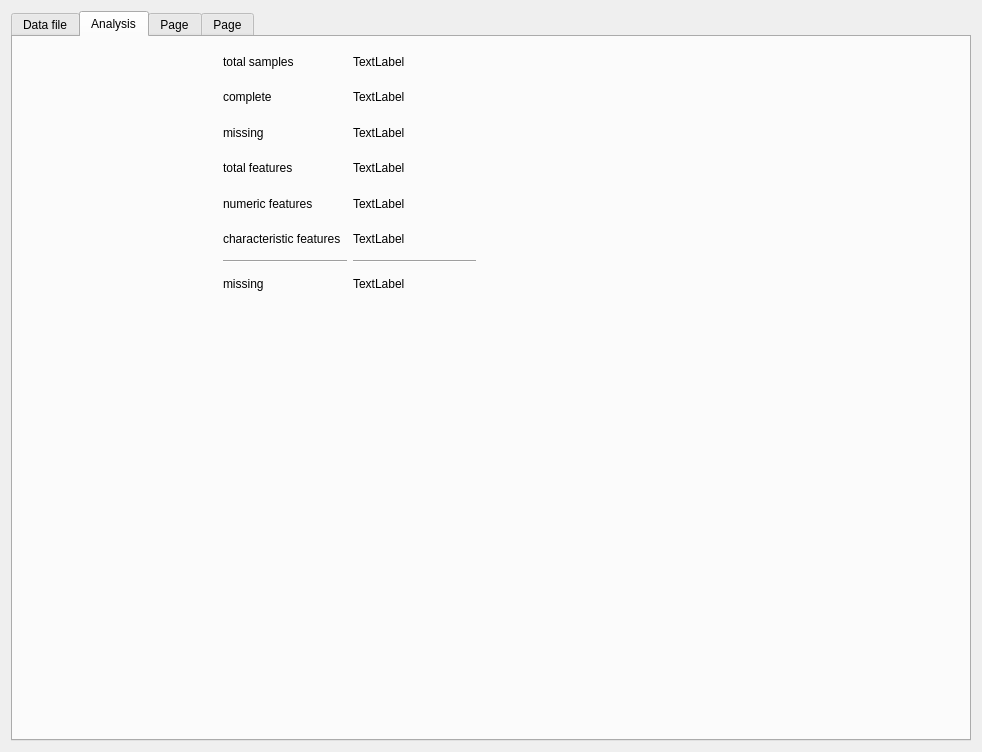
Above: gui.ui from Bob-Arctor/machine_learning before the change. Below: the same form after it.
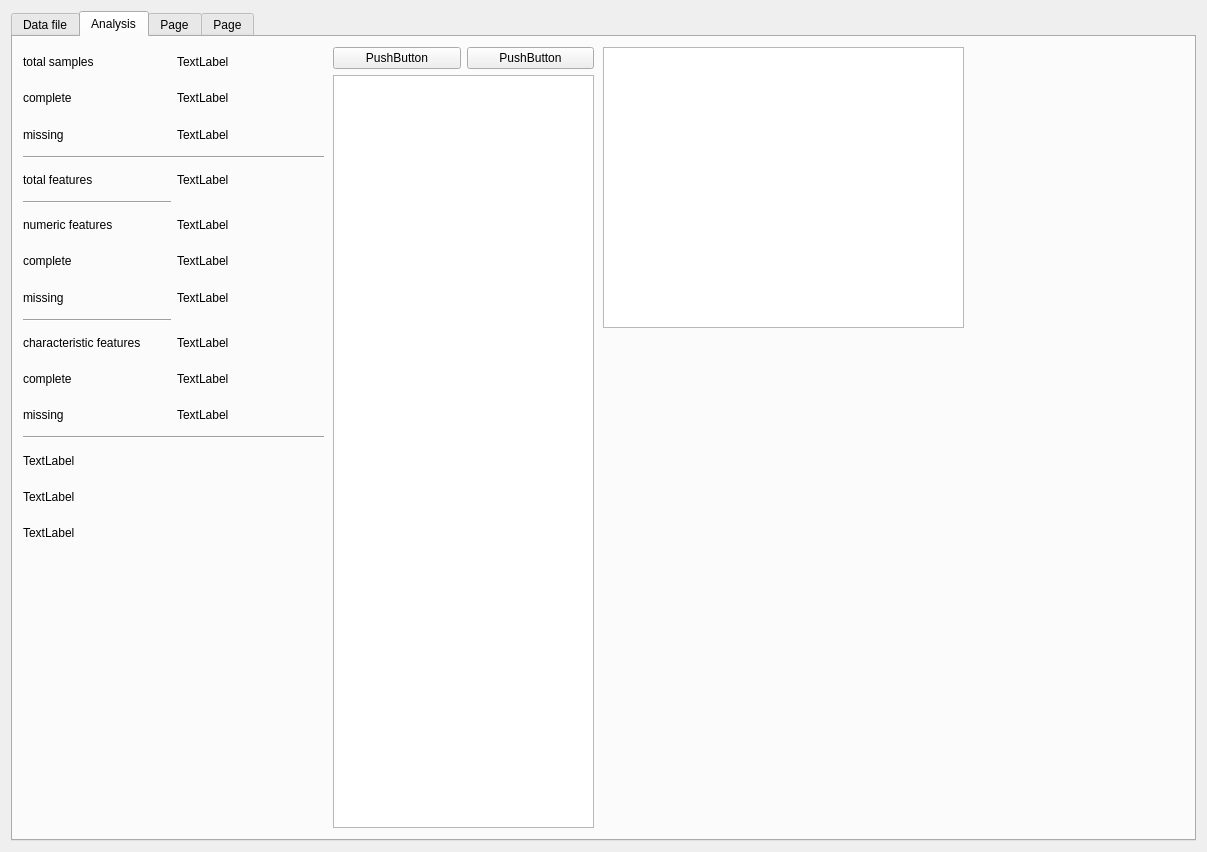
That is the form after the change. The open tabs and pages were chosen to show the change.

Commit message: added feature table, slow now

```diff
--- a/gui.ui
+++ b/gui.ui
@@ -6,8 +6,8 @@
    <rect>
     <x>0</x>
     <y>0</y>
-    <width>982</width>
-    <height>752</height>
+    <width>1207</width>
+    <height>852</height>
    </rect>
   </property>
   <property name="windowTitle">
@@ -85,86 +85,163 @@
       <widget class="QWidget" name="gridLayoutWidget_2">
        <property name="geometry">
         <rect>
-         <x>210</x>
+         <x>10</x>
          <y>10</y>
-         <width>253</width>
-         <height>251</height>
+         <width>301</width>
+         <height>501</height>
         </rect>
        </property>
        <layout class="QGridLayout" name="gridLayout_2">
-        <item row="4" column="0">
+        <item row="0" column="1">
+         <widget class="QLabel" name="lbl_total_samples">
+          <property name="text">
+           <string>TextLabel</string>
+          </property>
+         </widget>
+        </item>
+        <item row="0" column="0">
+         <widget class="QLabel" name="label_4">
+          <property name="frameShape">
+           <enum>QFrame::NoFrame</enum>
+          </property>
+          <property name="frameShadow">
+           <enum>QFrame::Plain</enum>
+          </property>
+          <property name="text">
+           <string>total samples</string>
+          </property>
+         </widget>
+        </item>
+        <item row="6" column="0">
          <widget class="QLabel" name="label_2">
           <property name="text">
            <string>numeric features</string>
           </property>
          </widget>
         </item>
-        <item row="1" column="0">
-         <widget class="QLabel" name="label_6">
-          <property name="text">
-           <string>complete</string>
-          </property>
-         </widget>
-        </item>
-        <item row="4" column="2">
-         <widget class="QLabel" name="lbl_numeric_features">
-          <property name="text">
-           <string>TextLabel</string>
-          </property>
-         </widget>
-        </item>
-        <item row="3" column="0">
-         <widget class="QLabel" name="label_9">
-          <property name="text">
-           <string>total features</string>
-          </property>
-         </widget>
-        </item>
-        <item row="5" column="2">
+        <item row="10" column="1">
          <widget class="QLabel" name="lbl_character_features">
           <property name="text">
            <string>TextLabel</string>
           </property>
          </widget>
         </item>
-        <item row="10" column="0">
+        <item row="14" column="0">
          <widget class="QLabel" name="label_14">
           <property name="text">
+           <string>TextLabel</string>
+          </property>
+         </widget>
+        </item>
+        <item row="1" column="1">
+         <widget class="QLabel" name="lbl_complete_samples">
+          <property name="text">
+           <string>TextLabel</string>
+          </property>
+         </widget>
+        </item>
+        <item row="12" column="0">
+         <widget class="QLabel" name="label_11">
+          <property name="text">
            <string>missing</string>
           </property>
          </widget>
         </item>
+        <item row="11" column="1">
+         <widget class="QLabel" name="lbl_char_complete">
+          <property name="text">
+           <string>TextLabel</string>
+          </property>
+         </widget>
+        </item>
         <item row="5" column="0">
-         <widget class="QLabel" name="label_8">
+         <widget class="Line" name="line_3">
+          <property name="orientation">
+           <enum>Qt::Horizontal</enum>
+          </property>
+         </widget>
+        </item>
+        <item row="13" column="0" colspan="2">
+         <widget class="Line" name="line_4">
+          <property name="orientation">
+           <enum>Qt::Horizontal</enum>
+          </property>
+         </widget>
+        </item>
+        <item row="6" column="1">
+         <widget class="QLabel" name="lbl_numeric_features">
           <property name="text">
-           <string>characteristic features</string>
+           <string>TextLabel</string>
           </property>
          </widget>
         </item>
-        <item row="10" column="2">
+        <item row="15" column="0">
          <widget class="QLabel" name="label_15">
           <property name="text">
            <string>TextLabel</string>
           </property>
          </widget>
         </item>
-        <item row="3" column="2">
+        <item row="4" column="1">
          <widget class="QLabel" name="lbl_total_features">
           <property name="text">
            <string>TextLabel</string>
           </property>
          </widget>
         </item>
-        <item row="0" column="0">
-         <widget class="QLabel" name="label_4">
-          <property name="frameShape">
-           <enum>QFrame::NoFrame</enum>
+        <item row="7" column="1">
+         <widget class="QLabel" name="lbl_num_complete">
+          <property name="text">
+           <string>TextLabel</string>
           </property>
-          <property name="frameShadow">
-           <enum>QFrame::Plain</enum>
+         </widget>
+        </item>
+        <item row="11" column="0">
+         <widget class="QLabel" name="label_10">
+          <property name="text">
+           <string>complete</string>
           </property>
+         </widget>
+        </item>
+        <item row="4" column="0">
+         <widget class="QLabel" name="label_9">
           <property name="text">
-           <string>total samples</string>
+           <string>total features</string>
+          </property>
+         </widget>
+        </item>
+        <item row="16" column="0">
+         <widget class="QLabel" name="label_18">
+          <property name="text">
+           <string>TextLabel</string>
+          </property>
+         </widget>
+        </item>
+        <item row="8" column="1">
+         <widget class="QLabel" name="lbl_num_missing">
+          <property name="text">
+           <string>TextLabel</string>
+          </property>
+         </widget>
+        </item>
+        <item row="7" column="0">
+         <widget class="QLabel" name="label_3">
+          <property name="text">
+           <string>complete</string>
+          </property>
+         </widget>
+        </item>
+        <item row="1" column="0">
+         <widget class="QLabel" name="label_6">
+          <property name="text">
+           <string>complete</string>
+          </property>
+         </widget>
+        </item>
+        <item row="9" column="0">
+         <widget class="Line" name="line_2">
+          <property name="orientation">
+           <enum>Qt::Horizontal</enum>
           </property>
          </widget>
         </item>
@@ -175,43 +252,97 @@
           </property>
          </widget>
         </item>
-        <item row="1" column="2">
-         <widget class="QLabel" name="lbl_complete_samples">
+        <item row="10" column="0">
+         <widget class="QLabel" name="label_8">
           <property name="text">
-           <string>TextLabel</string>
+           <string>characteristic features</string>
           </property>
          </widget>
         </item>
-        <item row="2" column="2">
+        <item row="8" column="0">
+         <widget class="QLabel" name="label_5">
+          <property name="text">
+           <string>missing</string>
+          </property>
+         </widget>
+        </item>
+        <item row="2" column="1">
          <widget class="QLabel" name="lbl_missing_samples">
           <property name="text">
            <string>TextLabel</string>
           </property>
          </widget>
         </item>
-        <item row="0" column="2">
-         <widget class="QLabel" name="lbl_total_samples">
+        <item row="12" column="1">
+         <widget class="QLabel" name="lbl_char_missing">
           <property name="text">
            <string>TextLabel</string>
           </property>
          </widget>
         </item>
-        <item row="6" column="0">
+        <item row="3" column="0" colspan="2">
          <widget class="Line" name="line">
           <property name="orientation">
            <enum>Qt::Horizontal</enum>
           </property>
          </widget>
         </item>
-        <item row="6" column="2">
-         <widget class="Line" name="line_2">
-          <property name="orientation">
-           <enum>Qt::Horizontal</enum>
+       </layout>
+      </widget>
+      <widget class="QWidget" name="gridLayoutWidget">
+       <property name="geometry">
+        <rect>
+         <x>320</x>
+         <y>10</y>
+         <width>261</width>
+         <height>781</height>
+        </rect>
+       </property>
+       <layout class="QGridLayout" name="gridLayout_4">
+        <item row="0" column="1">
+         <widget class="QPushButton" name="pushButton_2">
+          <property name="text">
+           <string>PushButton</string>
           </property>
+          <property name="checkable">
+           <bool>true</bool>
+          </property>
          </widget>
         </item>
+        <item row="0" column="0">
+         <widget class="QPushButton" name="pushButton">
+          <property name="text">
+           <string>PushButton</string>
+          </property>
+          <property name="checkable">
+           <bool>true</bool>
+          </property>
+          <property name="autoExclusive">
+           <bool>false</bool>
+          </property>
+          <property name="default">
+           <bool>false</bool>
+          </property>
+          <property name="flat">
+           <bool>false</bool>
+          </property>
+         </widget>
+        </item>
+        <item row="1" column="0" colspan="2">
+         <widget class="QTableWidget" name="feature_table"/>
+        </item>
        </layout>
       </widget>
+      <widget class="QGraphicsView" name="graphicsView">
+       <property name="geometry">
+        <rect>
+         <x>590</x>
+         <y>10</y>
+         <width>361</width>
+         <height>281</height>
+        </rect>
+       </property>
+      </widget>
      </widget>
      <widget class="QWidget" name="tab_3">
       <attribute name="title">
```
Left out of the diff: 2 changed lines with no effect on the pictures. The commit also changes 3 other files.
